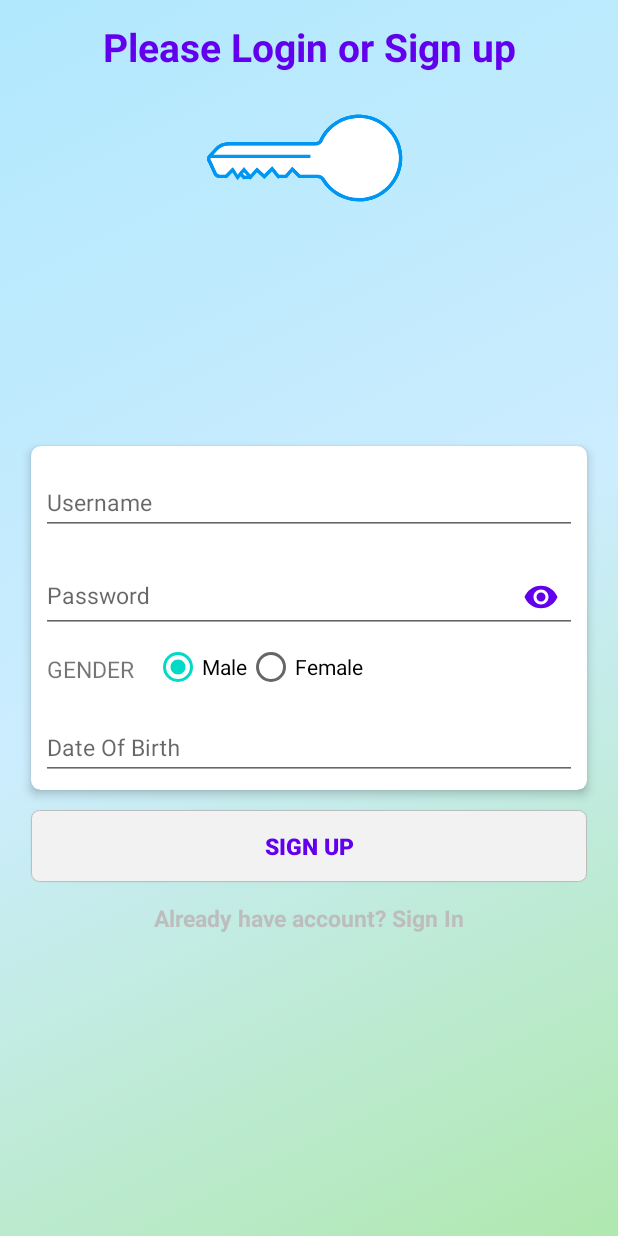
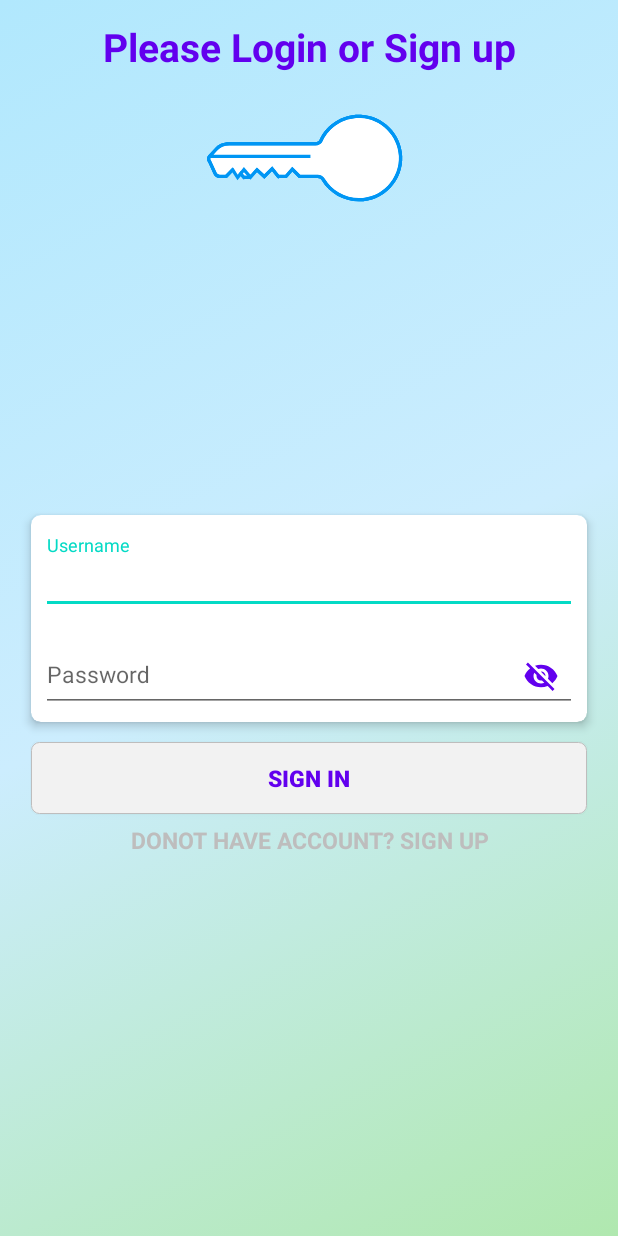
Before and after one commit to ahmadtahir1919/CompanyTest, an Android app: the screen it shows after launch (LoginActivity), after a tap on "Already have account? Sign In", on a phone screen of 412 x 824 dp. Run offline under Robolectric (Android 15) with nearby library versions, the phone set to English and light mode, and no system bars; our stand-ins replace ButterKnife, Room's generated code, sdp/ssp sizes; 3 other taps on this screen came first.

Commit message:
1:-UI text Fix on login screen 2:-add write permission on camera

```diff
--- a/app/src/main/java/com/example/companytest/Views/BottomSheetAddImage.java
+++ b/app/src/main/java/com/example/companytest/Views/BottomSheetAddImage.java
@@ -129,7 +129,7 @@ public class BottomSheetAddImage extends BottomSheetDialogFragment {
                     TedPermission.with(getContext())
                             .setPermissionListener(cameraPermission)
                             .setDeniedMessage(R.string.permission_denied)
-                            .setPermissions(Manifest.permission.CAMERA)
+                            .setPermissions(Manifest.permission.CAMERA,Manifest.permission.WRITE_EXTERNAL_STORAGE)
                             .check();
             }
         });
--- a/app/src/main/java/com/example/companytest/Views/LoginActivity.java
+++ b/app/src/main/java/com/example/companytest/Views/LoginActivity.java
@@ -170,6 +170,13 @@ public class LoginActivity extends AppCompatActivity {
                 });
             }
         });
+        txtSignIn.setOnClickListener(new View.OnClickListener() {
+            @Override
+            public void onClick(View v) {
+                registerView.setVisibility(View.GONE);
+                loginView.setVisibility(View.VISIBLE);
+            }
+        });
     }
 
     private void setGender(int checkedId) {
--- a/app/src/main/res/layout/layout_login.xml
+++ b/app/src/main/res/layout/layout_login.xml
@@ -106,7 +106,7 @@
         android:layout_marginTop="@dimen/_5sdp"
         android:layout_marginRight="@dimen/_16sdp"
         android:gravity="center"
-        android:text="@string/already_have_account_sign_in"
+        android:text="@string/donot_have_account_sign_up"
         android:textColor="@color/grey"
         android:textSize="@dimen/_12ssp"
         android:textStyle="bold"
```
